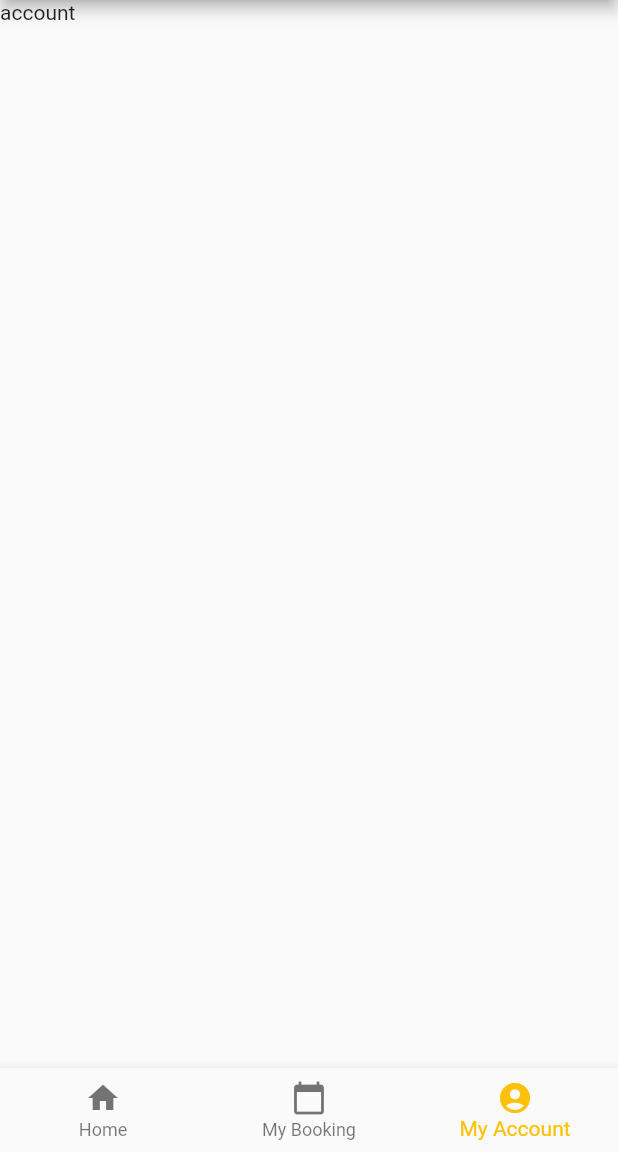
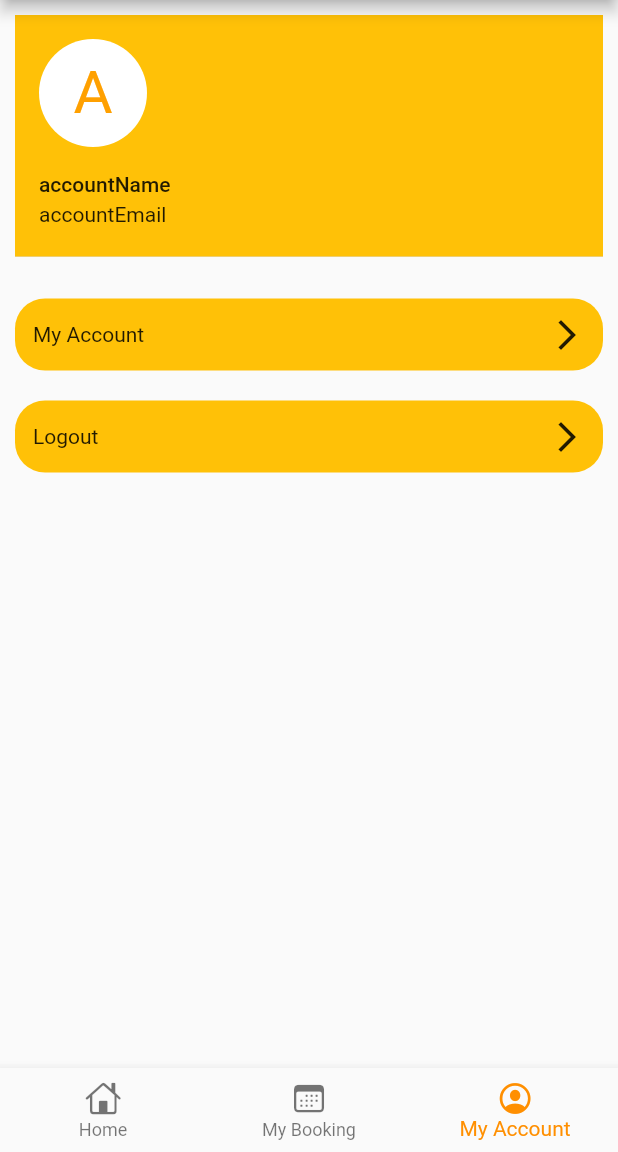
Before and after one commit to ketankp/BusReservation---Flutter, a Flutter app: the HomePage screen opened directly, item 3 of the bottom bar chosen, on a phone screen of 412 x 824 dp, the part 84-1236 px from its top. Run offline on Flutter 3.47's test engine with Material 2 defaults, Android fonts, the phone set to English and light mode, and no system bars; our stand-ins replace connectivity_plus, get, get_storage; accounts and stored records are empty.

Commit message:
BottomNavigatorTab

```diff
--- a/lib/controller/homepage_controller.dart
+++ b/lib/controller/homepage_controller.dart
@@ -1,10 +1,28 @@
+import 'package:flutter/cupertino.dart';
 import 'package:get/get.dart';
 
 class HomePageController extends GetxController {
-  var tabIndex = 0;
+  var tabIndex = PageController();
 
-  void changeTabIndex(int index) {
-    tabIndex = index;
-    update();
-  }
+  // void changeTabIndex(int index) {
+  //   tabIndex = index;
+  //   // switch (index) {
+  //   //   case 0:
+  //   //     {
+  //   //       currentScreen = HomeTab();
+  //   //       break;
+  //   //     }
+  //   //   case 1:
+  //   //     {
+  //   //       currentScreen = BookingTab();
+  //   //       break;
+  //   //     }
+  //   //   case 2:
+  //   //     {
+  //   //       currentScreen = ProfileTab();
+  //   //       break;
+  //   //     }
+  //   // }
+  //   update();
+  // }
 }
--- a/lib/screens/home_page.dart
+++ b/lib/screens/home_page.dart
@@ -1,8 +1,13 @@
 import 'package:bus_reservation/controller/homepage_controller.dart';
+import 'package:bus_reservation/screens/tabs/booking_tab.dart';
+import 'package:bus_reservation/screens/tabs/home_tab.dart';
+import 'package:bus_reservation/screens/tabs/profile_tab.dart';
+import 'package:flutter/cupertino.dart';
 import 'package:flutter/material.dart';
 import 'package:get/get.dart';
 
-class HomePage extends StatelessWidget {
+class HomePage extends GetView<HomePageController> {
+  // HomePage({required Key key}) : super(key: key);
   Widget build(BuildContext context) {
     return GetBuilder<HomePageController>(
         init: HomePageController(),
@@ -11,33 +16,47 @@ class HomePage extends StatelessWidget {
             appBar: AppBar(
               title: Text("Bus Reservation"),
             ),
-            body: IndexedStack(
-              index: controller.tabIndex,
+            body: PageView(
+              controller: controller.tabIndex,
               children: [
-                Text("Home"),
-                Text("booking"),
-                Text("account"),
+                HomeTab(),
+                BookingTab(),
+                ProfileTab(),
               ],
             ),
-            bottomNavigationBar: BottomNavigationBar(
-              onTap: controller.changeTabIndex,
-              currentIndex: controller.tabIndex,
-              items: [
-                BottomNavigationBarItem(
-                  icon: Icon(Icons.home),
-                  label: "Home",
+            bottomNavigationBar: ValueBuilder<int?>(
+              initialValue: 0,
+              builder: (value, updateFn) => Container(
+                child: BottomNavigationBar(
+                  elevation: 6,
+                  fixedColor: Colors.amber[800],
+                  currentIndex: value != null ? value : 0,
+                  onTap: (tab) {
+                    controller.tabIndex.animateToPage(
+                      tab,
+                      duration: Duration(seconds: 1),
+                      curve: Curves.ease,
+                    );
+                    updateFn(tab);
+                  },
+                  items: [
+                    _bottomNavigatorBarItem(CupertinoIcons.home, "Home"),
+                    _bottomNavigatorBarItem(
+                        CupertinoIcons.calendar, "My Booking"),
+                    _bottomNavigatorBarItem(
+                        CupertinoIcons.profile_circled, "My Account"),
+                  ],
                 ),
-                BottomNavigationBarItem(
-                  icon: Icon(Icons.calendar_today),
-                  label: "My Booking",
-                ),
-                BottomNavigationBarItem(
-                  icon: Icon(Icons.account_circle),
-                  label: "My Account",
-                ),
-              ],
+              ),
             ),
           );
         });
   }
 }
+
+_bottomNavigatorBarItem(IconData icon, String label) {
+  return BottomNavigationBarItem(
+    icon: Icon(icon),
+    label: label,
+  );
+}
--- a/lib/screens/login_page.dart
+++ b/lib/screens/login_page.dart
@@ -45,7 +45,7 @@ class LoginPage extends StatelessWidget {
             TextButton(
               onPressed: () {
                 FocusManager.instance.primaryFocus!.unfocus();
-                Get.to(SignInPage());
+                Get.to(() => SignInPage());
               },
               child: Text(
                 "Create account",
--- /dev/null
+++ b/lib/screens/tabs/profile_tab.dart
@@ -0,0 +1,62 @@
+import 'package:bus_reservation/screens/account_page.dart';
+import 'package:bus_reservation/screens/login_page.dart';
+import 'package:flutter/material.dart';
+import 'package:get/get.dart';
+
+class ProfileTab extends StatelessWidget {
+  @override
+  Widget build(BuildContext context) {
+    return Container(
+      child: Column(
+        mainAxisAlignment: MainAxisAlignment.start,
+        crossAxisAlignment: CrossAxisAlignment.stretch,
+        children: <Widget>[
+          Padding(
+            padding: EdgeInsets.all(10),
+            child: UserAccountsDrawerHeader(
+              accountName: Text("accountName"),
+              accountEmail: Text("accountEmail"),
+              currentAccountPicture: CircleAvatar(
+                backgroundColor:
+                    Theme.of(context).platform == TargetPlatform.iOS
+                        ? Colors.blue
+                        : Colors.white,
+                child: Text(
+                  "A",
+                  style: TextStyle(fontSize: 40.0),
+                ),
+              ),
+            ),
+          ),
+          _cardView("My Account", AccountPage()),
+          _cardView("Logout", LoginPage()),
+        ],
+      ),
+    );
+  }
+}
+
+Widget _cardView(String name, Widget page) {
+  return Padding(
+    padding: EdgeInsets.all(10),
+    child: InkWell(
+      child: Material(
+        color: Colors.amber,
+        child: Padding(
+          padding: EdgeInsets.all(12),
+          child: Row(
+            mainAxisAlignment: MainAxisAlignment.spaceBetween,
+            children: [
+              Text(name),
+              Icon(Icons.arrow_forward_ios),
+            ],
+          ),
+        ),
+        borderRadius: BorderRadius.circular(20),
+      ),
+      onTap: () {
+        Get.to(() => page);
+      },
+    ),
+  );
+}
```
Also changed, not shown: lib/screens/account_page.dart (added, +14 -0 lines), lib/screens/tabs/booking_tab.dart (added, +8 -0 lines), lib/screens/tabs/custom_tab.dart (added, +8 -0 lines), lib/screens/tabs/home_tab.dart (added, +10 -0 lines).
